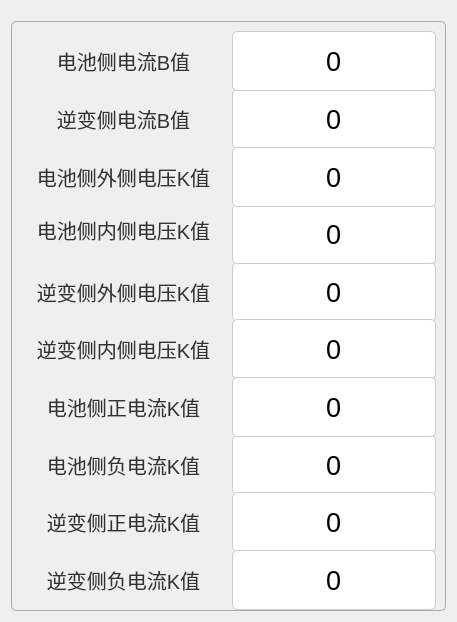
Before: the Qt Designer form tformcali.ui in Curtain-Wang/ModbusApp, drawn with Qt 5.
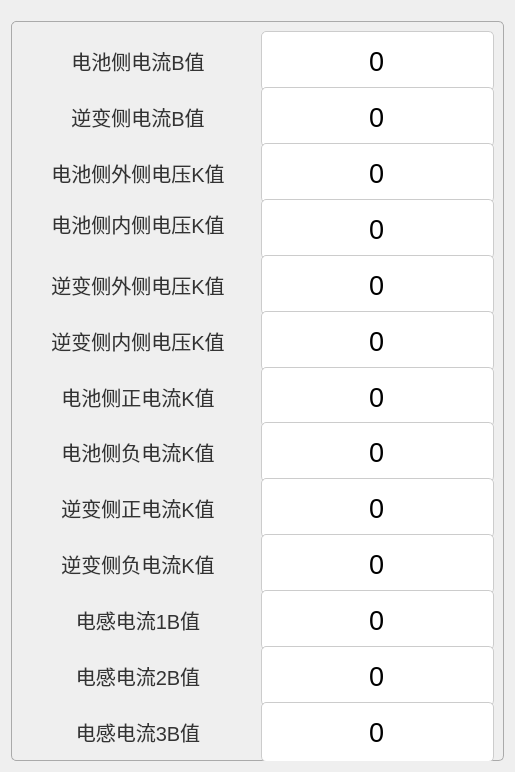
After: the same form once the commit is applied. Custom widgets are drawn as their Qt base class.

Commit message: 校准新增三个电感电流B值（未用到）

```diff
--- a/tformcali.ui
+++ b/tformcali.ui
@@ -6,14 +6,14 @@
    <rect>
     <x>0</x>
     <y>0</y>
-    <width>457</width>
-    <height>622</height>
+    <width>515</width>
+    <height>772</height>
    </rect>
   </property>
   <property name="windowTitle">
    <string>Form</string>
   </property>
-  <layout class="QGridLayout" name="gridLayout_3">
+  <layout class="QGridLayout" name="gridLayout_2">
    <item row="0" column="0">
     <widget class="QGroupBox" name="groupBox_2">
      <property name="minimumSize">
@@ -33,11 +33,11 @@
      <property name="title">
       <string/>
      </property>
-     <layout class="QGridLayout" name="gridLayout_2">
-      <item row="4" column="0">
-       <layout class="QHBoxLayout" name="horizontalLayout_11" stretch="1,1">
+     <layout class="QGridLayout" name="gridLayout">
+      <item row="0" column="0">
+       <layout class="QHBoxLayout" name="horizontalLayout_16" stretch="1,1">
         <item>
-         <widget class="QLabel" name="label_23">
+         <widget class="QLabel" name="label_33">
           <property name="minimumSize">
            <size>
             <width>0</width>
@@ -59,7 +59,7 @@
 }</string>
           </property>
           <property name="text">
-           <string>逆变侧外侧电压K值</string>
+           <string>电池侧电流B值</string>
           </property>
           <property name="alignment">
            <set>Qt::AlignCenter</set>
@@ -67,7 +67,7 @@
          </widget>
         </item>
         <item>
-         <widget class="MyLineEdit" name="h17167">
+         <widget class="MyLineEdit" name="h17173">
           <property name="enabled">
            <bool>true</bool>
           </property>
@@ -188,6 +188,83 @@
         </item>
        </layout>
       </item>
+      <item row="2" column="0">
+       <layout class="QHBoxLayout" name="horizontalLayout_15" stretch="1,1">
+        <item>
+         <widget class="QLabel" name="label_31">
+          <property name="minimumSize">
+           <size>
+            <width>0</width>
+            <height>60</height>
+           </size>
+          </property>
+          <property name="font">
+           <font>
+            <family>Microsoft YaHei UI</family>
+            <pointsize>-1</pointsize>
+           </font>
+          </property>
+          <property name="styleSheet">
+           <string notr="true">/* QLabel 样式 */
+QLabel {
+    padding: 2px;
+    font-size: 20px;
+    color: #333;
+}</string>
+          </property>
+          <property name="text">
+           <string>电池侧外侧电压K值</string>
+          </property>
+          <property name="alignment">
+           <set>Qt::AlignCenter</set>
+          </property>
+         </widget>
+        </item>
+        <item>
+         <widget class="MyLineEdit" name="h17165">
+          <property name="enabled">
+           <bool>true</bool>
+          </property>
+          <property name="minimumSize">
+           <size>
+            <width>0</width>
+            <height>60</height>
+           </size>
+          </property>
+          <property name="font">
+           <font>
+            <pointsize>20</pointsize>
+           </font>
+          </property>
+          <property name="styleSheet">
+           <string notr="true">QLineEdit {
+    padding: 3px;
+    border: 1px solid #ccc;
+    border-radius: 5px;
+    background-color: white; /* 启用状态背景色为白色 */
+    selection-background-color: darkgray;
+}
+
+QLineEdit:disabled {
+    background-color: #e0e0e0; /* 禁用状态背景色为浅灰色 */
+    border: 1px solid #aaa;    /* 禁用状态边框颜色 */
+    color: #888;              /* 禁用状态字体颜色 */
+}
+</string>
+          </property>
+          <property name="text">
+           <string>0</string>
+          </property>
+          <property name="alignment">
+           <set>Qt::AlignCenter</set>
+          </property>
+          <property name="readOnly">
+           <bool>true</bool>
+          </property>
+         </widget>
+        </item>
+       </layout>
+      </item>
       <item row="3" column="0">
        <layout class="QHBoxLayout" name="horizontalLayout_13" stretch="1,1">
         <item>
@@ -265,6 +342,237 @@
         </item>
        </layout>
       </item>
+      <item row="4" column="0">
+       <layout class="QHBoxLayout" name="horizontalLayout_11" stretch="1,1">
+        <item>
+         <widget class="QLabel" name="label_23">
+          <property name="minimumSize">
+           <size>
+            <width>0</width>
+            <height>60</height>
+           </size>
+          </property>
+          <property name="font">
+           <font>
+            <family>Microsoft YaHei UI</family>
+            <pointsize>-1</pointsize>
+           </font>
+          </property>
+          <property name="styleSheet">
+           <string notr="true">/* QLabel 样式 */
+QLabel {
+    padding: 2px;
+    font-size: 20px;
+    color: #333;
+}</string>
+          </property>
+          <property name="text">
+           <string>逆变侧外侧电压K值</string>
+          </property>
+          <property name="alignment">
+           <set>Qt::AlignCenter</set>
+          </property>
+         </widget>
+        </item>
+        <item>
+         <widget class="MyLineEdit" name="h17167">
+          <property name="enabled">
+           <bool>true</bool>
+          </property>
+          <property name="minimumSize">
+           <size>
+            <width>0</width>
+            <height>60</height>
+           </size>
+          </property>
+          <property name="font">
+           <font>
+            <pointsize>20</pointsize>
+           </font>
+          </property>
+          <property name="styleSheet">
+           <string notr="true">QLineEdit {
+    padding: 3px;
+    border: 1px solid #ccc;
+    border-radius: 5px;
+    background-color: white; /* 启用状态背景色为白色 */
+    selection-background-color: darkgray;
+}
+
+QLineEdit:disabled {
+    background-color: #e0e0e0; /* 禁用状态背景色为浅灰色 */
+    border: 1px solid #aaa;    /* 禁用状态边框颜色 */
+    color: #888;              /* 禁用状态字体颜色 */
+}
+</string>
+          </property>
+          <property name="text">
+           <string>0</string>
+          </property>
+          <property name="alignment">
+           <set>Qt::AlignCenter</set>
+          </property>
+          <property name="readOnly">
+           <bool>true</bool>
+          </property>
+         </widget>
+        </item>
+       </layout>
+      </item>
+      <item row="5" column="0">
+       <layout class="QHBoxLayout" name="horizontalLayout_18" stretch="1,1">
+        <item>
+         <widget class="QLabel" name="label_37">
+          <property name="minimumSize">
+           <size>
+            <width>0</width>
+            <height>60</height>
+           </size>
+          </property>
+          <property name="font">
+           <font>
+            <family>Microsoft YaHei UI</family>
+            <pointsize>-1</pointsize>
+           </font>
+          </property>
+          <property name="styleSheet">
+           <string notr="true">/* QLabel 样式 */
+QLabel {
+    padding: 2px;
+    font-size: 20px;
+    color: #333;
+}</string>
+          </property>
+          <property name="text">
+           <string>逆变侧内侧电压K值</string>
+          </property>
+          <property name="alignment">
+           <set>Qt::AlignCenter</set>
+          </property>
+         </widget>
+        </item>
+        <item>
+         <widget class="MyLineEdit" name="h17168">
+          <property name="enabled">
+           <bool>true</bool>
+          </property>
+          <property name="minimumSize">
+           <size>
+            <width>0</width>
+            <height>60</height>
+           </size>
+          </property>
+          <property name="font">
+           <font>
+            <pointsize>20</pointsize>
+           </font>
+          </property>
+          <property name="styleSheet">
+           <string notr="true">QLineEdit {
+    padding: 3px;
+    border: 1px solid #ccc;
+    border-radius: 5px;
+    background-color: white; /* 启用状态背景色为白色 */
+    selection-background-color: darkgray;
+}
+
+QLineEdit:disabled {
+    background-color: #e0e0e0; /* 禁用状态背景色为浅灰色 */
+    border: 1px solid #aaa;    /* 禁用状态边框颜色 */
+    color: #888;              /* 禁用状态字体颜色 */
+}
+</string>
+          </property>
+          <property name="text">
+           <string>0</string>
+          </property>
+          <property name="alignment">
+           <set>Qt::AlignCenter</set>
+          </property>
+          <property name="readOnly">
+           <bool>true</bool>
+          </property>
+         </widget>
+        </item>
+       </layout>
+      </item>
+      <item row="6" column="0">
+       <layout class="QHBoxLayout" name="horizontalLayout_20" stretch="1,1">
+        <item>
+         <widget class="QLabel" name="label_41">
+          <property name="minimumSize">
+           <size>
+            <width>0</width>
+            <height>60</height>
+           </size>
+          </property>
+          <property name="font">
+           <font>
+            <family>Microsoft YaHei UI</family>
+            <pointsize>-1</pointsize>
+           </font>
+          </property>
+          <property name="styleSheet">
+           <string notr="true">/* QLabel 样式 */
+QLabel {
+    padding: 2px;
+    font-size: 20px;
+    color: #333;
+}</string>
+          </property>
+          <property name="text">
+           <string>电池侧正电流K值</string>
+          </property>
+          <property name="alignment">
+           <set>Qt::AlignCenter</set>
+          </property>
+         </widget>
+        </item>
+        <item>
+         <widget class="MyLineEdit" name="h17169">
+          <property name="enabled">
+           <bool>true</bool>
+          </property>
+          <property name="minimumSize">
+           <size>
+            <width>0</width>
+            <height>60</height>
+           </size>
+          </property>
+          <property name="font">
+           <font>
+            <pointsize>20</pointsize>
+           </font>
+          </property>
+          <property name="styleSheet">
+           <string notr="true">QLineEdit {
+    padding: 3px;
+    border: 1px solid #ccc;
+    border-radius: 5px;
+    background-color: white; /* 启用状态背景色为白色 */
+    selection-background-color: darkgray;
+}
+
+QLineEdit:disabled {
+    background-color: #e0e0e0; /* 禁用状态背景色为浅灰色 */
+    border: 1px solid #aaa;    /* 禁用状态边框颜色 */
+    color: #888;              /* 禁用状态字体颜色 */
+}
+</string>
+          </property>
+          <property name="text">
+           <string>0</string>
+          </property>
+          <property name="alignment">
+           <set>Qt::AlignCenter</set>
+          </property>
+          <property name="readOnly">
+           <bool>true</bool>
+          </property>
+         </widget>
+        </item>
+       </layout>
+      </item>
       <item row="7" column="0">
        <layout class="QHBoxLayout" name="horizontalLayout_14" stretch="1,1">
         <item>
@@ -342,160 +650,6 @@
         </item>
        </layout>
       </item>
-      <item row="2" column="0">
-       <layout class="QHBoxLayout" name="horizontalLayout_15" stretch="1,1">
-        <item>
-         <widget class="QLabel" name="label_31">
-          <property name="minimumSize">
-           <size>
-            <width>0</width>
-            <height>60</height>
-           </size>
-          </property>
-          <property name="font">
-           <font>
-            <family>Microsoft YaHei UI</family>
-            <pointsize>-1</pointsize>
-           </font>
-          </property>
-          <property name="styleSheet">
-           <string notr="true">/* QLabel 样式 */
-QLabel {
-    padding: 2px;
-    font-size: 20px;
-    color: #333;
-}</string>
-          </property>
-          <property name="text">
-           <string>电池侧外侧电压K值</string>
-          </property>
-          <property name="alignment">
-           <set>Qt::AlignCenter</set>
-          </property>
-         </widget>
-        </item>
-        <item>
-         <widget class="MyLineEdit" name="h17165">
-          <property name="enabled">
-           <bool>true</bool>
-          </property>
-          <property name="minimumSize">
-           <size>
-            <width>0</width>
-            <height>60</height>
-           </size>
-          </property>
-          <property name="font">
-           <font>
-            <pointsize>20</pointsize>
-           </font>
-          </property>
-          <property name="styleSheet">
-           <string notr="true">QLineEdit {
-    padding: 3px;
-    border: 1px solid #ccc;
-    border-radius: 5px;
-    background-color: white; /* 启用状态背景色为白色 */
-    selection-background-color: darkgray;
-}
-
-QLineEdit:disabled {
-    background-color: #e0e0e0; /* 禁用状态背景色为浅灰色 */
-    border: 1px solid #aaa;    /* 禁用状态边框颜色 */
-    color: #888;              /* 禁用状态字体颜色 */
-}
-</string>
-          </property>
-          <property name="text">
-           <string>0</string>
-          </property>
-          <property name="alignment">
-           <set>Qt::AlignCenter</set>
-          </property>
-          <property name="readOnly">
-           <bool>true</bool>
-          </property>
-         </widget>
-        </item>
-       </layout>
-      </item>
-      <item row="0" column="0">
-       <layout class="QHBoxLayout" name="horizontalLayout_16" stretch="1,1">
-        <item>
-         <widget class="QLabel" name="label_33">
-          <property name="minimumSize">
-           <size>
-            <width>0</width>
-            <height>60</height>
-           </size>
-          </property>
-          <property name="font">
-           <font>
-            <family>Microsoft YaHei UI</family>
-            <pointsize>-1</pointsize>
-           </font>
-          </property>
-          <property name="styleSheet">
-           <string notr="true">/* QLabel 样式 */
-QLabel {
-    padding: 2px;
-    font-size: 20px;
-    color: #333;
-}</string>
-          </property>
-          <property name="text">
-           <string>电池侧电流B值</string>
-          </property>
-          <property name="alignment">
-           <set>Qt::AlignCenter</set>
-          </property>
-         </widget>
-        </item>
-        <item>
-         <widget class="MyLineEdit" name="h17173">
-          <property name="enabled">
-           <bool>true</bool>
-          </property>
-          <property name="minimumSize">
-           <size>
-            <width>0</width>
-            <height>60</height>
-           </size>
-          </property>
-          <property name="font">
-           <font>
-            <pointsize>20</pointsize>
-           </font>
-          </property>
-          <property name="styleSheet">
-           <string notr="true">QLineEdit {
-    padding: 3px;
-    border: 1px solid #ccc;
-    border-radius: 5px;
-    background-color: white; /* 启用状态背景色为白色 */
-    selection-background-color: darkgray;
-}
-
-QLineEdit:disabled {
-    background-color: #e0e0e0; /* 禁用状态背景色为浅灰色 */
-    border: 1px solid #aaa;    /* 禁用状态边框颜色 */
-    color: #888;              /* 禁用状态字体颜色 */
-}
-</string>
-          </property>
-          <property name="text">
-           <string>0</string>
-          </property>
-          <property name="alignment">
-           <set>Qt::AlignCenter</set>
-          </property>
-          <property name="readOnly">
-           <bool>true</bool>
-          </property>
-         </widget>
-        </item>
-       </layout>
-      </item>
       <item row="8" column="0">
        <layout class="QHBoxLayout" name="horizontalLayout_17" stretch="1,1">
         <item>
@@ -573,83 +727,6 @@
         </item>
        </layout>
       </item>
-      <item row="5" column="0">
-       <layout class="QHBoxLayout" name="horizontalLayout_18" stretch="1,1">
-        <item>
-         <widget class="QLabel" name="label_37">
-          <property name="minimumSize">
-           <size>
-            <width>0</width>
-            <height>60</height>
-           </size>
-          </property>
-          <property name="font">
-           <font>
-            <family>Microsoft YaHei UI</family>
-            <pointsize>-1</pointsize>
-           </font>
-          </property>
-          <property name="styleSheet">
-           <string notr="true">/* QLabel 样式 */
-QLabel {
-    padding: 2px;
-    font-size: 20px;
-    color: #333;
-}</string>
-          </property>
-          <property name="text">
-           <string>逆变侧内侧电压K值</string>
-          </property>
-          <property name="alignment">
-           <set>Qt::AlignCenter</set>
-          </property>
-         </widget>
-        </item>
-        <item>
-         <widget class="MyLineEdit" name="h17168">
-          <property name="enabled">
-           <bool>true</bool>
-          </property>
-          <property name="minimumSize">
-           <size>
-            <width>0</width>
-            <height>60</height>
-           </size>
-          </property>
-          <property name="font">
-           <font>
-            <pointsize>20</pointsize>
-           </font>
-          </property>
-          <property name="styleSheet">
-           <string notr="true">QLineEdit {
-    padding: 3px;
-    border: 1px solid #ccc;
-    border-radius: 5px;
-    background-color: white; /* 启用状态背景色为白色 */
-    selection-background-color: darkgray;
-}
-
-QLineEdit:disabled {
-    background-color: #e0e0e0; /* 禁用状态背景色为浅灰色 */
-    border: 1px solid #aaa;    /* 禁用状态边框颜色 */
-    color: #888;              /* 禁用状态字体颜色 */
-}
-</string>
-          </property>
-          <property name="text">
-           <string>0</string>
-          </property>
-          <property name="alignment">
-           <set>Qt::AlignCenter</set>
-          </property>
-          <property name="readOnly">
-           <bool>true</bool>
-          </property>
-         </widget>
-        </item>
-       </layout>
-      </item>
       <item row="9" column="0">
        <layout class="QHBoxLayout" name="horizontalLayout_19" stretch="1,1">
         <item>
@@ -727,10 +804,10 @@
         </item>
        </layout>
       </item>
-      <item row="6" column="0">
-       <layout class="QHBoxLayout" name="horizontalLayout_20" stretch="1,1">
+      <item row="10" column="0">
+       <layout class="QHBoxLayout" name="horizontalLayout_21" stretch="1,1">
         <item>
-         <widget class="QLabel" name="label_41">
+         <widget class="QLabel" name="label_40">
           <property name="minimumSize">
            <size>
             <width>0</width>
@@ -752,7 +829,7 @@
 }</string>
           </property>
           <property name="text">
-           <string>电池侧正电流K值</string>
+           <string>电感电流1B值</string>
           </property>
           <property name="alignment">
            <set>Qt::AlignCenter</set>
@@ -760,7 +837,161 @@
          </widget>
         </item>
         <item>
-         <widget class="MyLineEdit" name="h17169">
+         <widget class="MyLineEdit" name="h17196">
+          <property name="enabled">
+           <bool>true</bool>
+          </property>
+          <property name="minimumSize">
+           <size>
+            <width>0</width>
+            <height>60</height>
+           </size>
+          </property>
+          <property name="font">
+           <font>
+            <pointsize>20</pointsize>
+           </font>
+          </property>
+          <property name="styleSheet">
+           <string notr="true">QLineEdit {
+    padding: 3px;
+    border: 1px solid #ccc;
+    border-radius: 5px;
+    background-color: white; /* 启用状态背景色为白色 */
+    selection-background-color: darkgray;
+}
+
+QLineEdit:disabled {
+    background-color: #e0e0e0; /* 禁用状态背景色为浅灰色 */
+    border: 1px solid #aaa;    /* 禁用状态边框颜色 */
+    color: #888;              /* 禁用状态字体颜色 */
+}
+</string>
+          </property>
+          <property name="text">
+           <string>0</string>
+          </property>
+          <property name="alignment">
+           <set>Qt::AlignCenter</set>
+          </property>
+          <property name="readOnly">
+           <bool>true</bool>
+          </property>
+         </widget>
+        </item>
+       </layout>
+      </item>
+      <item row="11" column="0">
+       <layout class="QHBoxLayout" name="horizontalLayout_22" stretch="1,1">
+        <item>
+         <widget class="QLabel" name="label_42">
+          <property name="minimumSize">
+           <size>
+            <width>0</width>
+            <height>60</height>
+           </size>
+          </property>
+          <property name="font">
+           <font>
+            <family>Microsoft YaHei UI</family>
+            <pointsize>-1</pointsize>
+           </font>
+          </property>
+          <property name="styleSheet">
+           <string notr="true">/* QLabel 样式 */
+QLabel {
+    padding: 2px;
+    font-size: 20px;
+    color: #333;
+}</string>
+          </property>
+          <property name="text">
+           <string>电感电流2B值</string>
+          </property>
+          <property name="alignment">
+           <set>Qt::AlignCenter</set>
+          </property>
+         </widget>
+        </item>
+        <item>
+         <widget class="MyLineEdit" name="h17197">
+          <property name="enabled">
+           <bool>true</bool>
+          </property>
+          <property name="minimumSize">
+           <size>
+            <width>0</width>
+            <height>60</height>
+           </size>
+          </property>
+          <property name="font">
+           <font>
+            <pointsize>20</pointsize>
+           </font>
+          </property>
+          <property name="styleSheet">
+           <string notr="true">QLineEdit {
+    padding: 3px;
+    border: 1px solid #ccc;
+    border-radius: 5px;
+    background-color: white; /* 启用状态背景色为白色 */
+    selection-background-color: darkgray;
+}
+
+QLineEdit:disabled {
+    background-color: #e0e0e0; /* 禁用状态背景色为浅灰色 */
+    border: 1px solid #aaa;    /* 禁用状态边框颜色 */
+    color: #888;              /* 禁用状态字体颜色 */
+}
+</string>
+          </property>
+          <property name="text">
+           <string>0</string>
+          </property>
+          <property name="alignment">
+           <set>Qt::AlignCenter</set>
+          </property>
+          <property name="readOnly">
+           <bool>true</bool>
+          </property>
+         </widget>
+        </item>
+       </layout>
+      </item>
+      <item row="12" column="0">
+       <layout class="QHBoxLayout" name="horizontalLayout_23" stretch="1,1">
+        <item>
+         <widget class="QLabel" name="label_43">
+          <property name="minimumSize">
+           <size>
+            <width>0</width>
+            <height>60</height>
+           </size>
+          </property>
+          <property name="font">
+           <font>
+            <family>Microsoft YaHei UI</family>
+            <pointsize>-1</pointsize>
+           </font>
+          </property>
+          <property name="styleSheet">
+           <string notr="true">/* QLabel 样式 */
+QLabel {
+    padding: 2px;
+    font-size: 20px;
+    color: #333;
+}</string>
+          </property>
+          <property name="text">
+           <string>电感电流3B值</string>
+          </property>
+          <property name="alignment">
+           <set>Qt::AlignCenter</set>
+          </property>
+         </widget>
+        </item>
+        <item>
+         <widget class="MyLineEdit" name="h17198">
           <property name="enabled">
            <bool>true</bool>
           </property>
```
The commit also changes 5 other files.
